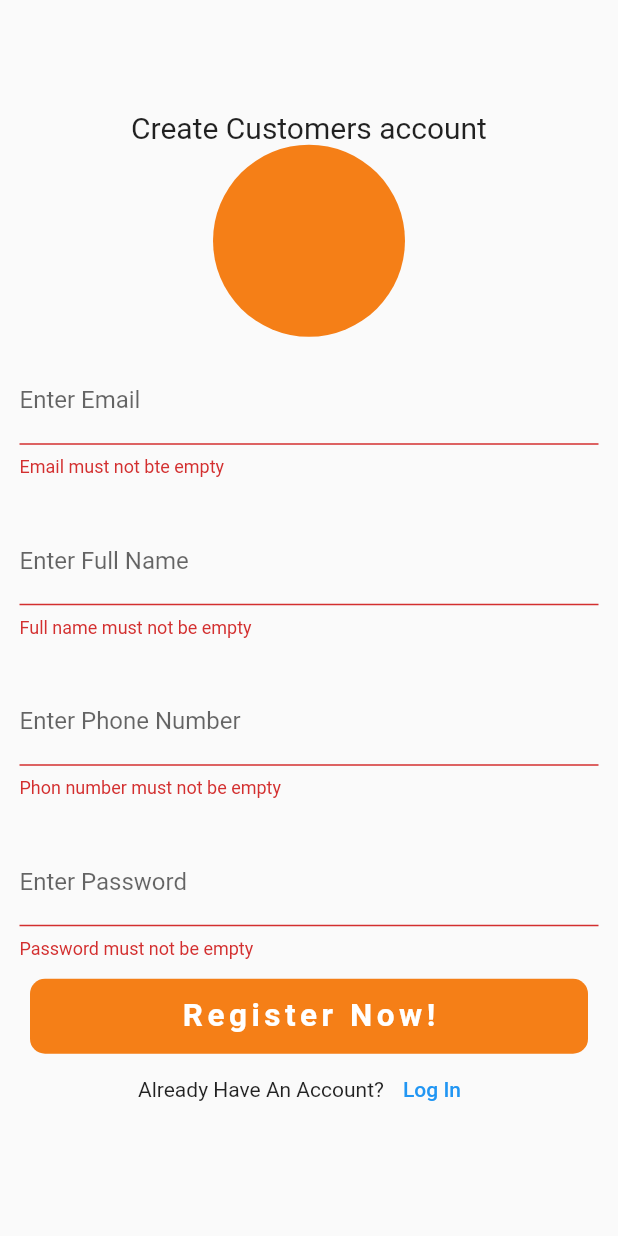
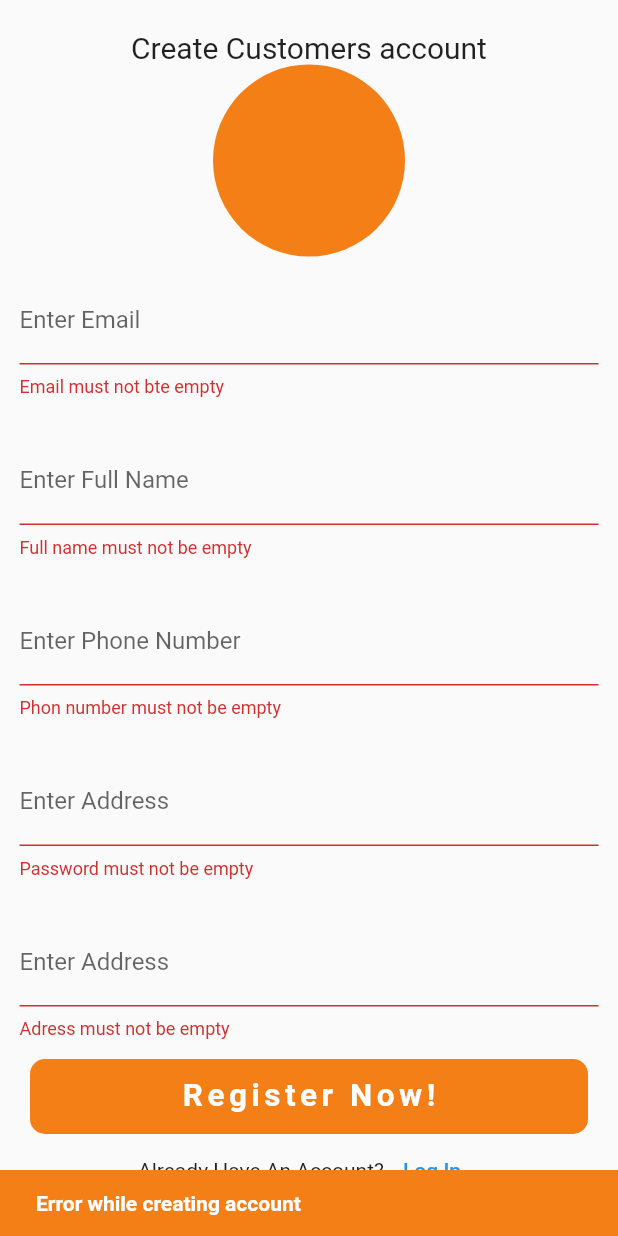
Before and after one commit to AmirBegic1/shop_app, a Flutter app: the screen it shows after launch, after a tap on "Register Now!", on a phone screen of 412 x 824 dp. Run offline on Flutter 3.47's test engine with Material 2 defaults, Android fonts, the phone set to English and light mode, and no system bars; our stand-ins replace cloud_firestore, firebase_auth, firebase_core; accounts and stored records are empty.

Commit message:
fixing bugs

```diff
--- a/lib/controllers/auth_controller.dart
+++ b/lib/controllers/auth_controller.dart
@@ -1,11 +1,13 @@
+import 'package:cloud_firestore/cloud_firestore.dart';
 import 'package:firebase_auth/firebase_auth.dart';
 import 'package:firebase_core/firebase_core.dart';
 
 class AuthController {
   final FirebaseAuth _auth = FirebaseAuth.instance;
+  final FirebaseFirestore _firestore = FirebaseFirestore.instance;
 
   Future<String> signUp(String email, String fullName, String phoneNumber,
-      String password) async {
+      String password, String address) async {
     String res = 'Something wrong';
 
     try {
@@ -17,6 +19,14 @@ class AuthController {
 
         UserCredential cred = await _auth.createUserWithEmailAndPassword(
             email: email, password: password);
+
+        await _firestore.collection('buyes').doc(cred.user!.uid).set({
+          'email': email,
+          'fullName': fullName,
+          'phoneNumber': phoneNumber,
+          'buyerId': cred.user!.uid,
+          'address': address,
+        });
         res = 'success';
       } else {
         res = 'Please Fliends must not be empty';
--- /dev/null
+++ b/lib/utils/show_snackbar.dart
@@ -0,0 +1,15 @@
+import 'package:flutter/material.dart';
+
+showSnack(context, String title) {
+  ScaffoldMessenger.of(context).showSnackBar(
+    SnackBar(
+      backgroundColor: Colors.yellow.shade900,
+      content: Text(
+        title,
+        style: TextStyle(
+          fontWeight: FontWeight.bold,
+        ),
+      ),
+    ),
+  );
+}
--- a/lib/views/buyers/auth/registration_screen.dart
+++ b/lib/views/buyers/auth/registration_screen.dart
@@ -1,21 +1,35 @@
 import 'package:buy_and_sell/controllers/auth_controller.dart';
+import 'package:buy_and_sell/utils/show_snackbar.dart';
 import 'package:buy_and_sell/views/buyers/auth/login_screen.dart';
 import 'package:flutter/material.dart';
 
-class RegisterScreen extends StatelessWidget {
+class RegisterScreen extends StatefulWidget {
+  @override
+  State<RegisterScreen> createState() => _RegisterScreenState();
+}
+
+class _RegisterScreenState extends State<RegisterScreen> {
   late String email;
+
   late String fullName;
+
   late String phoneNumber;
+
   late String password;
+
+  late String address;
+
   final GlobalKey<FormState> _formKey = GlobalKey<FormState>();
 
   final AuthController _auth = AuthController();
 
   _signUpUsers() async {
     if (_formKey.currentState!.validate()) {
-      await _auth.signUp(email, fullName, phoneNumber, password);
+      await _auth.signUp(email, fullName, phoneNumber, password, address);
+
+      showSnack(context, 'Success! Account has been created!');
     } else {
-      print('Ne valja nesto');
+      showSnack(context, 'Error while creating account');
     }
   }
 
@@ -107,7 +121,25 @@ class RegisterScreen extends StatelessWidget {
                       password = value;
                     },
                     decoration: InputDecoration(
-                      labelText: 'Enter Password',
+                      labelText: 'Enter Address',
+                    ),
+                  ),
+                ),
+                Padding(
+                  padding: const EdgeInsets.all(13.0),
+                  child: TextFormField(
+                    validator: (value) {
+                      if (value!.isEmpty) {
+                        return 'Adress must not be empty';
+                      } else {
+                        return null;
+                      }
+                    },
+                    onChanged: (value) {
+                      password = value;
+                    },
+                    decoration: InputDecoration(
+                      labelText: 'Enter Address',
                     ),
                   ),
                 ),
```
